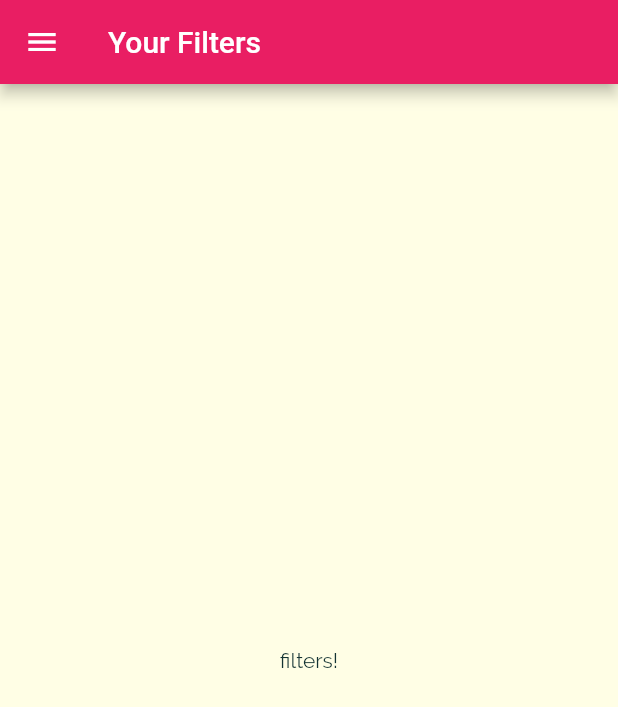
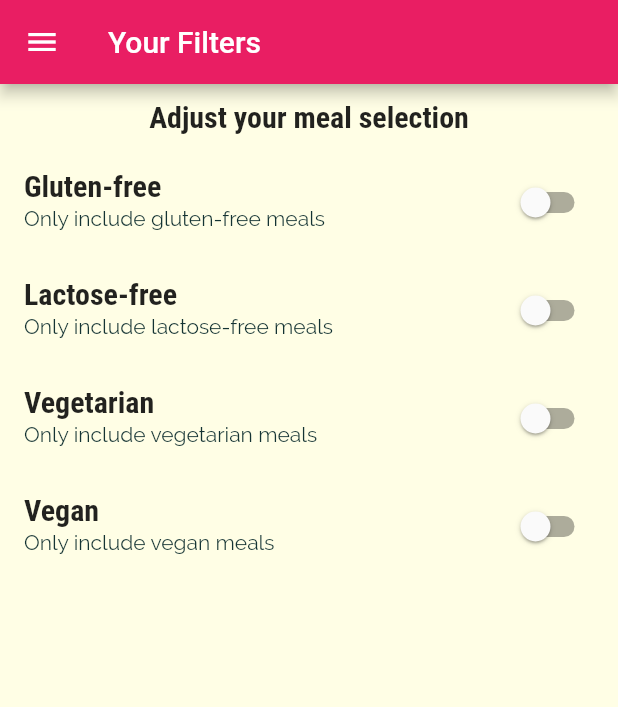
Before and after one commit to reza-salehipour/meal-app, a Flutter app: the FiltersScreen screen opened by its route, on a phone screen of 412 x 824 dp. Shown: the top 707 px of the screen. Run offline on Flutter 3.47's test engine with Material 2 defaults, Android fonts, the phone set to English and light mode, and no system bars.

Commit message:
add filters screen logic

```diff
--- a/lib/screens/filters_screen.dart
+++ b/lib/screens/filters_screen.dart
@@ -2,8 +2,27 @@ import 'package:flutter/material.dart';
 
 import '../widgets/main_drawer.dart';
 
-class FiltersScreen extends StatelessWidget {
+class FiltersScreen extends StatefulWidget {
   static const routeName = 'filters';
+
+  @override
+  State<FiltersScreen> createState() => _FiltersScreenState();
+}
+
+class _FiltersScreenState extends State<FiltersScreen> {
+  var _glutenFree = false;
+  var _vegetarian = false;
+  var _vegan = false;
+  var _lactoseFree = false;
+
+  Widget _buildSwitchListTile(
+      String title, String description, bool currentValue, var updateValue) {
+    return SwitchListTile(
+        title: Text(title),
+        value: currentValue,
+        subtitle: Text(description),
+        onChanged: updateValue);
+  }
 
   @override
   Widget build(BuildContext context) {
@@ -12,8 +31,47 @@ class FiltersScreen extends StatelessWidget {
         title: Text('Your Filters'),
       ),
       drawer: MainDrawer(),
-      body: Center(
-        child: Text('filters!'),
+      body: Column(
+        children: <Widget>[
+          Container(
+            padding: EdgeInsets.all(10),
+            child: Text(
+              'Adjust your meal selection',
+              style: Theme.of(context).textTheme.titleMedium,
+            ),
+          ),
+          Expanded(
+              child: ListView(
+            children: <Widget>[
+              _buildSwitchListTile(
+                  'Gluten-free', 'Only include gluten-free meals', _glutenFree,
+                  (newValue) {
+                setState(() {
+                  _glutenFree = newValue;
+                });
+              }),
+              _buildSwitchListTile('Lactose-free',
+                  'Only include lactose-free meals', _lactoseFree, (newValue) {
+                setState(() {
+                  _lactoseFree = newValue;
+                });
+              }),
+              _buildSwitchListTile(
+                  'Vegetarian', 'Only include vegetarian meals', _vegetarian,
+                  (newValue) {
+                setState(() {
+                  _vegetarian = newValue;
+                });
+              }),
+              _buildSwitchListTile('Vegan', 'Only include vegan meals', _vegan,
+                  (newValue) {
+                setState(() {
+                  _vegan = newValue;
+                });
+              })
+            ],
+          ))
+        ],
       ),
     );
   }
```
